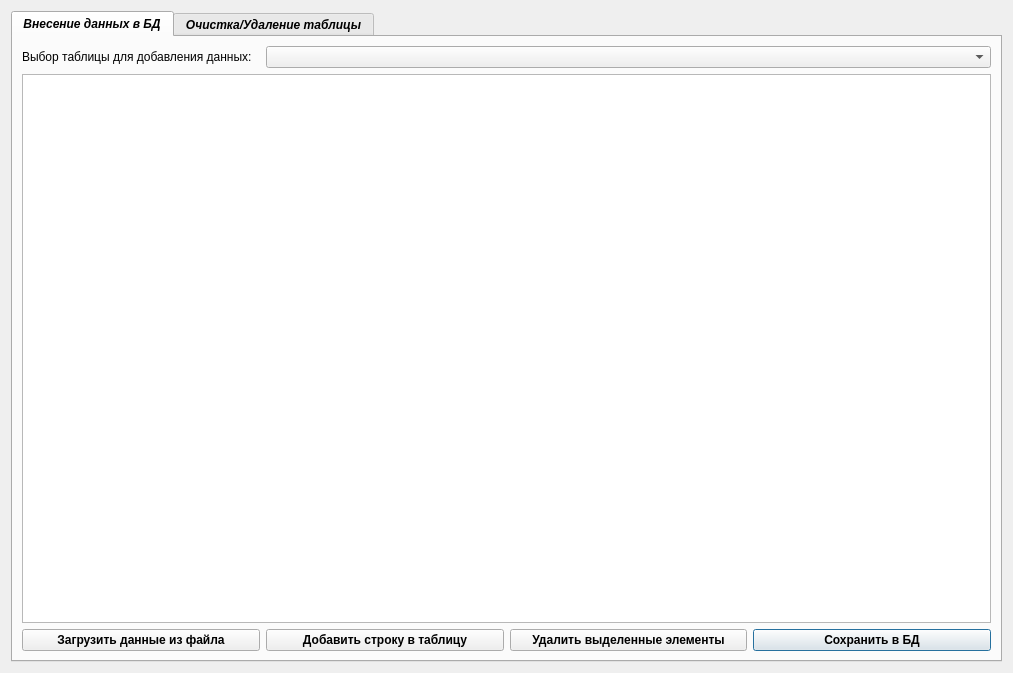
DenisSokolov96/GidrometProject, file changedatawindow.ui: the form before one commit.
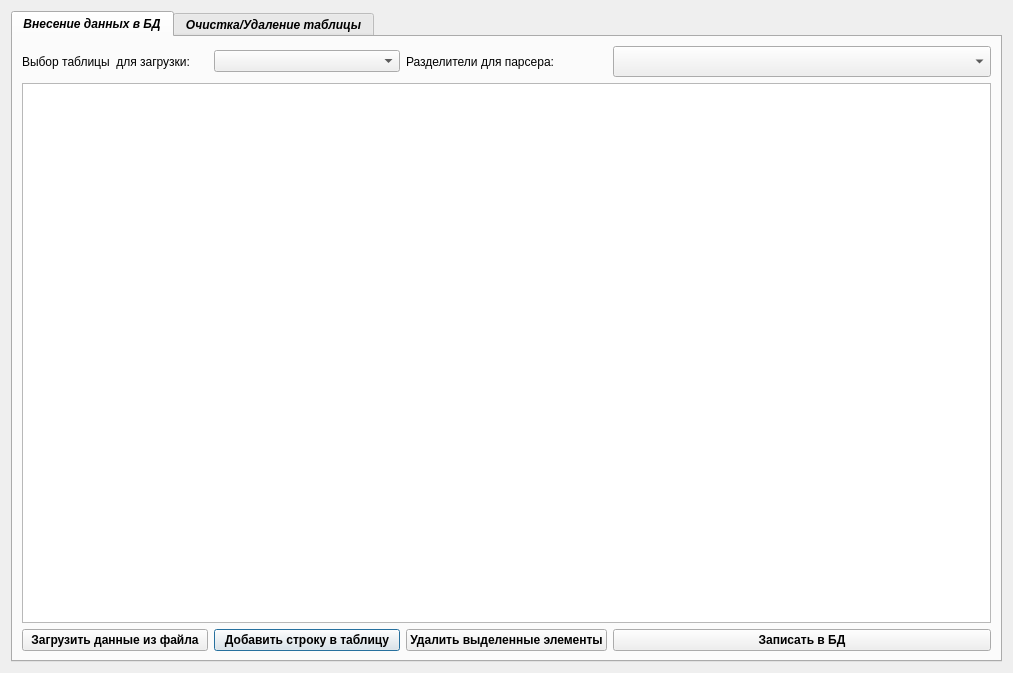
The form after the commit. Icons and pictures are not drawn.

Patch:
```diff
--- a/changedatawindow.ui
+++ b/changedatawindow.ui
@@ -17,8 +17,8 @@
    <iconset resource="resource.qrc">
     <normaloff>:/rec/img/ico.ico</normaloff>:/rec/img/ico.ico</iconset>
   </property>
-  <layout class="QHBoxLayout" name="horizontalLayout">
-   <item>
+  <layout class="QGridLayout" name="gridLayout_3">
+   <item row="0" column="0">
     <widget class="QTabWidget" name="tabWidget">
      <property name="font">
       <font>
@@ -46,6 +46,9 @@
        <string>Внесение данных в БД</string>
       </attribute>
       <layout class="QGridLayout" name="gridLayout_2">
+       <item row="2" column="0" colspan="5">
+        <widget class="QTableWidget" name="addTableWidget"/>
+       </item>
        <item row="0" column="0">
         <widget class="QLabel" name="labelTableName">
          <property name="font">
@@ -57,11 +60,37 @@
           </font>
          </property>
          <property name="text">
-          <string>Выбор таблицы для добавления данных:</string>
+          <string>Выбор таблицы  для загрузки:</string>
          </property>
         </widget>
        </item>
-       <item row="2" column="3">
+       <item row="0" column="2">
+        <widget class="QLabel" name="labelSelectParser">
+         <property name="text">
+          <string>Разделители для парсера:</string>
+         </property>
+        </widget>
+       </item>
+       <item row="4" column="1">
+        <widget class="QPushButton" name="addRowBtn">
+         <property name="font">
+          <font>
+           <weight>75</weight>
+           <italic>false</italic>
+           <bold>true</bold>
+           <underline>false</underline>
+          </font>
+         </property>
+         <property name="styleSheet">
+          <string notr="true">QPushButton:hover { background-color: rgb(186, 189, 182) }
+QPushButton:pressed { background-color: rgb(85, 87, 83) }</string>
+         </property>
+         <property name="text">
+          <string>Добавить строку в таблицу</string>
+         </property>
+        </widget>
+       </item>
+       <item row="4" column="3" colspan="2">
         <widget class="QPushButton" name="pushData">
          <property name="font">
           <font>
@@ -76,11 +105,11 @@
 QPushButton:pressed { background-color: rgb(85, 87, 83) }</string>
          </property>
          <property name="text">
-          <string>Сохранить в БД</string>
+          <string>Записать в БД</string>
          </property>
         </widget>
        </item>
-       <item row="2" column="0">
+       <item row="4" column="0">
         <widget class="QPushButton" name="LoadFileBtn">
          <property name="font">
           <font>
@@ -97,32 +126,7 @@
          </property>
         </widget>
        </item>
-       <item row="1" column="0" colspan="4">
-        <widget class="QTableWidget" name="addTableWidget"/>
-       </item>
-       <item row="0" column="1" colspan="3">
-        <widget class="QComboBox" name="listNameTable"/>
-       </item>
-       <item row="2" column="1">
-        <widget class="QPushButton" name="addRowBtn">
-         <property name="font">
-          <font>
-           <weight>75</weight>
-           <italic>false</italic>
-           <bold>true</bold>
-           <underline>false</underline>
-          </font>
-         </property>
-         <property name="styleSheet">
-          <string notr="true">QPushButton:hover { background-color: rgb(186, 189, 182) }
-QPushButton:pressed { background-color: rgb(85, 87, 83) }</string>
-         </property>
-         <property name="text">
-          <string>Добавить строку в таблицу</string>
-         </property>
-        </widget>
-       </item>
-       <item row="2" column="2">
+       <item row="4" column="2">
         <widget class="QPushButton" name="pushButton">
          <property name="font">
           <font>
@@ -139,6 +143,23 @@
          </property>
         </widget>
        </item>
+       <item row="0" column="3" colspan="2">
+        <widget class="QComboBox" name="selectBoxParser">
+         <property name="font">
+          <font>
+           <pointsize>14</pointsize>
+           <weight>75</weight>
+           <bold>true</bold>
+          </font>
+         </property>
+         <property name="layoutDirection">
+          <enum>Qt::LeftToRight</enum>
+         </property>
+        </widget>
+       </item>
+       <item row="0" column="1">
+        <widget class="QComboBox" name="listNameTable"/>
+       </item>
       </layout>
      </widget>
      <widget class="QWidget" name="createDelTab">
```
